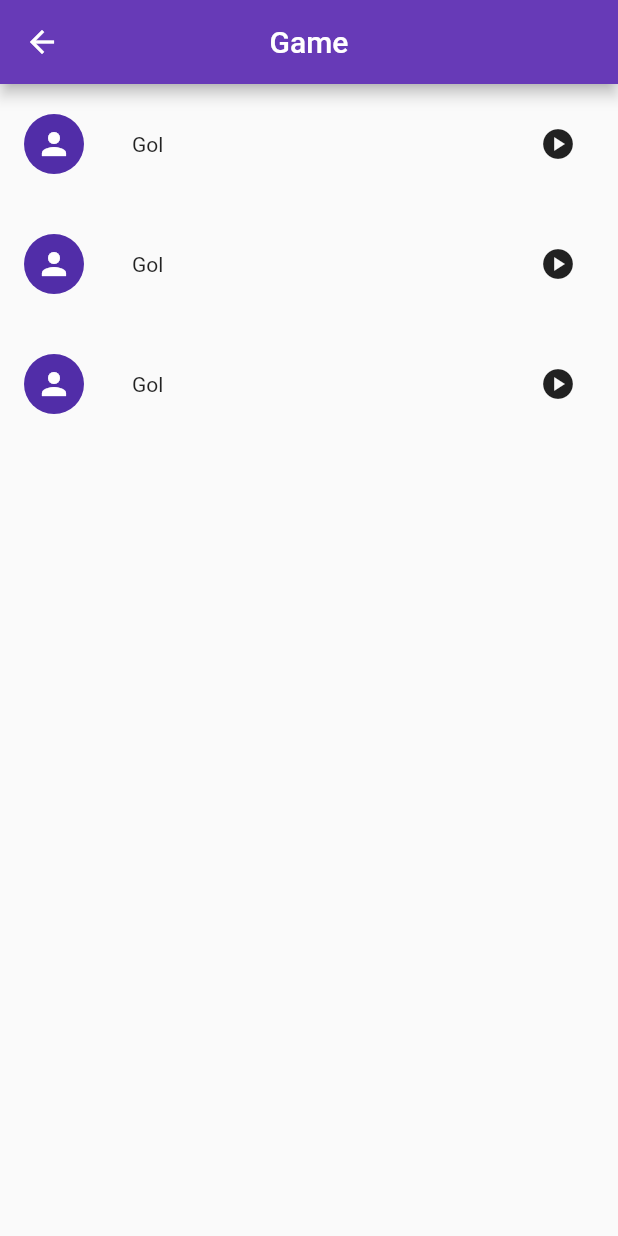
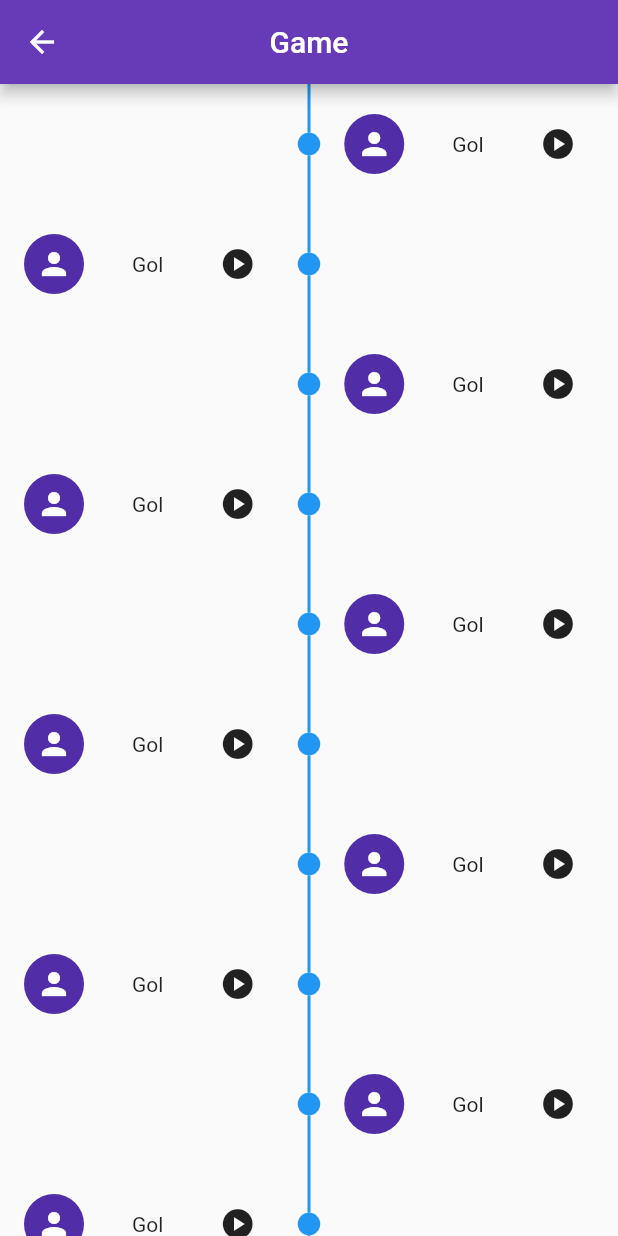
Before and after one commit to tonypereiramelo/game_screen, a Flutter app: the GamePage screen opened directly, on a phone screen of 412 x 824 dp. Run offline on Flutter 3.47's test engine with Material 2 defaults, Android fonts, the phone set to English and light mode, and no system bars; drawn by our look-alikes of timelines; our stand-ins replace file_picker, firebase_core, firebase_storage; accounts and stored records are empty.

Commit message:
feat(game_screen): :construction: create timeline

```diff
--- a/lib/game_screen/presentation/game_page.dart
+++ b/lib/game_screen/presentation/game_page.dart
@@ -1,5 +1,6 @@
 import 'package:flutter/material.dart';
 import 'package:game_screen/game_screen/presentation/widgets/shot_tile.dart';
+import 'package:timelines/timelines.dart';
 
 class GamePage extends StatefulWidget {
   const GamePage({super.key});
@@ -16,15 +17,11 @@ class _GamePageState extends State<GamePage> {
         title: const Text('Game'),
         centerTitle: true,
       ),
-      body: ListView.separated(
-        itemCount: 3,
-        itemBuilder: (context, index) => const ShotTile(),
-        separatorBuilder: (context, index) => const VerticalDivider(
-          color: Colors.red,
-          width: 80,
-          thickness: 2,
-        ),
-      ),
+      body: Timeline.tileBuilder(
+          builder: TimelineTileBuilder.fromStyle(
+              contentsAlign: ContentsAlign.alternating,
+              contentsBuilder: (context, index) => const ShotTile(),
+              itemCount: 10)),
     );
   }
 }
--- a/lib/game_screen/presentation/widgets/shot_tile.dart
+++ b/lib/game_screen/presentation/widgets/shot_tile.dart
@@ -7,9 +7,7 @@ class ShotTile extends StatelessWidget {
   Widget build(BuildContext context) {
     return Padding(
       padding: const EdgeInsets.all(16.0),
-      child: Column(
-        children: [
-          Row(
+      child: Row(
         mainAxisAlignment: MainAxisAlignment.spaceBetween,
         children: [
           Row(
@@ -26,8 +24,6 @@ class ShotTile extends StatelessWidget {
           IconButton(onPressed: () {}, icon: const Icon(Icons.play_circle))
         ],
       ),
-        ],
-      ),
     );
   }
 }
--- a/pubspec.yaml
+++ b/pubspec.yaml
@@ -39,6 +39,7 @@ dependencies:
   cupertino_icons: ^1.0.2
   firebase_storage: ^11.0.6
   file_picker: ^5.2.3
+  timelines: ^0.1.0
 
 dev_dependencies:
   flutter_test:
```
Also changed, not shown: pubspec.lock. Lines whose indentation alone changed are shown as unchanged.
